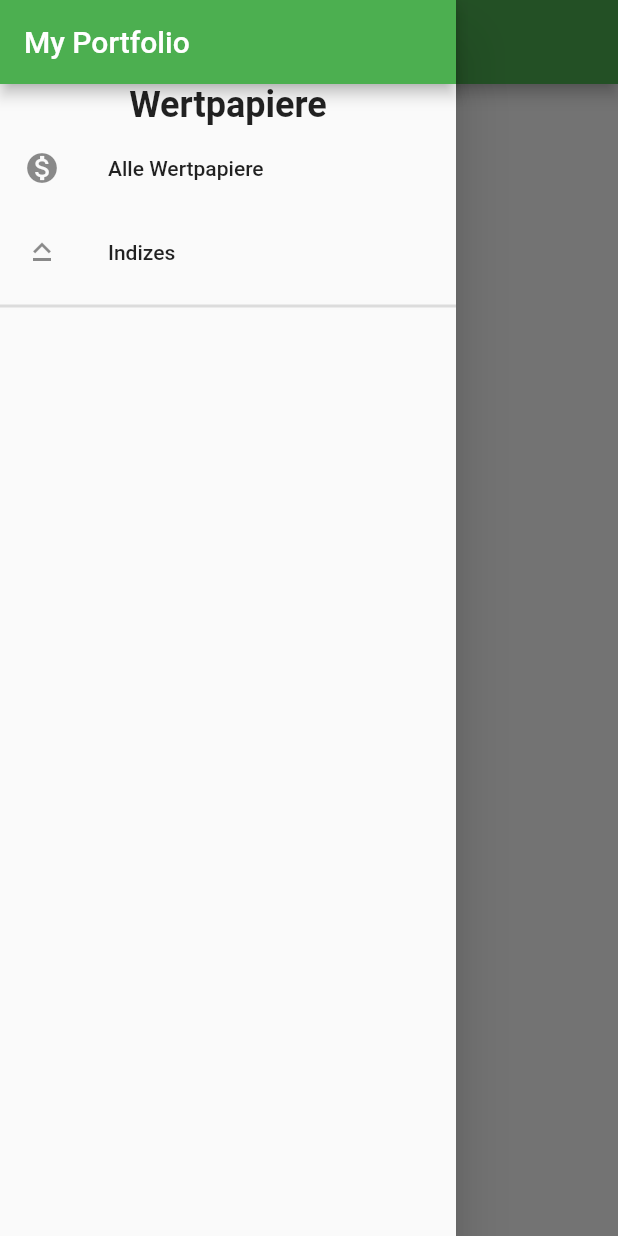
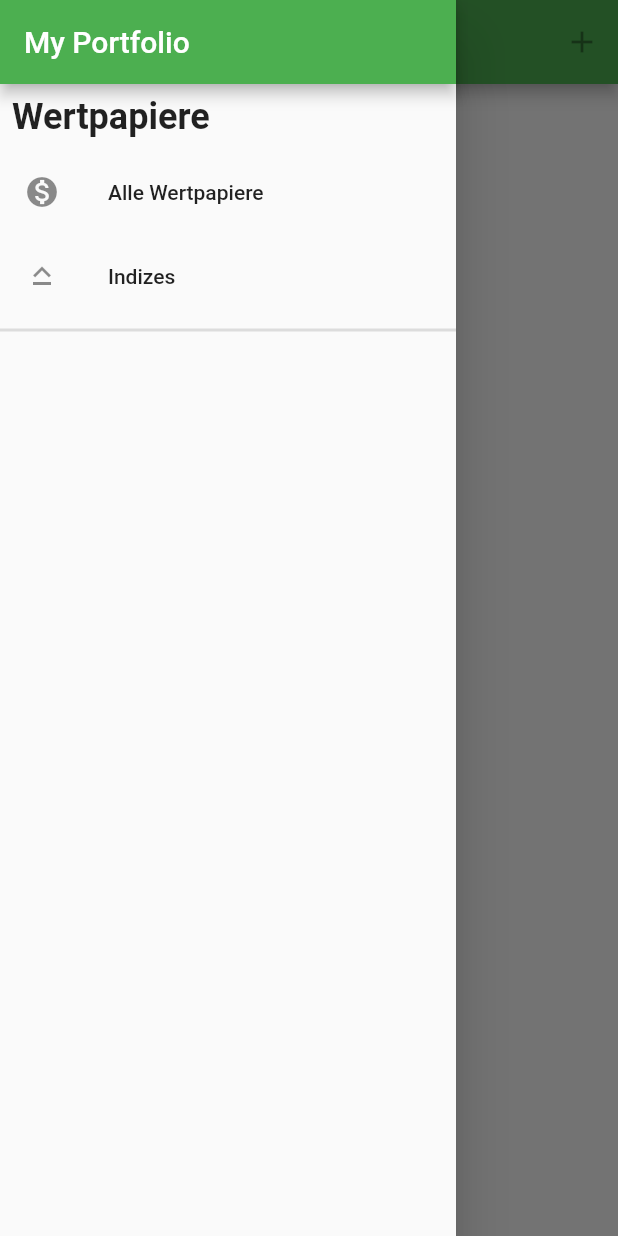
Before and after one commit to Giuspepe/my_portfolio, a Flutter app: the screen it shows after launch, with the side drawer open, on a phone screen of 412 x 824 dp. Run offline on Flutter 3.47's test engine with Material 2 defaults, Android fonts, the phone set to English and light mode, and no system bars; our stand-ins replace bloc, flutter_bloc.

Commit message:
begin implementation of add security screen

```diff
--- a/lib/BLoC/security_bloc.dart
+++ b/lib/BLoC/security_bloc.dart
@@ -25,7 +25,6 @@ class SecurityListBloc extends Bloc<SecurityListEvent, SecurityListState> {
 
   @override
   Stream<SecurityListState> mapEventToState(SecurityListEvent event) async* {
-    print('mapeventtostate $event');
     try {
       if (event is SecurityListFetchEvent) {
         yield SecurityListFetchingState();
--- a/lib/UI/screens/securities_screen.dart
+++ b/lib/UI/screens/securities_screen.dart
@@ -13,40 +13,61 @@ class SecuritiesScreen extends StatelessWidget {
 
   @override
   Widget build(BuildContext context) {
+    return BlocProvider(
+      create: (context) => SecurityListBloc(repository: Repository()),
+      child: BlocBuilder<SecurityListBloc, SecurityListState>(
+          builder: (context, state) {
         return Scaffold(
           appBar: AppBar(
-        title: Text('My Portfolio'),
+            title: Text('All Securities'),
+            actions: [
+              IconButton(
+                icon: Icon(Icons.add),
+                onPressed: state is SecurityListFetchedState
+                    ? () => Navigator.of(context).pushNamed('/securities/add')
+                    : null,
+              )
+            ],
           ),
           drawer: SideDrawer(),
-      body: SecuritiesList(),
+          body: SecuritiesList(state),
+        );
+      }),
     );
   }
 }
 
 class SecuritiesList extends StatelessWidget {
+  final SecurityListState state;
+
+  SecuritiesList(this.state);
+
   @override
   Widget build(BuildContext context) {
-    return BlocProvider(
-      create: (context) => SecurityListBloc(repository: Repository()),
-      child: BlocBuilder<SecurityListBloc, SecurityListState>(
-        builder: (context, state) {
-          print('Securities screen: $state');
     if (state is SecurityListUninitializedState) {
       context.bloc<SecurityListBloc>().add(SecurityListFetchEvent());
       return Container();
     } else if (state is SecurityListFetchingState) {
       return Center(child: CircularProgressIndicator());
     } else if (state is SecurityListFetchedState) {
+      return SecuritiesListView(state);
+    } else {
+      return Center(child: Text('An error occured.'));
+    }
+  }
+}
+
+class SecuritiesListView extends StatelessWidget {
+  final SecurityListFetchedState state;
+
+  SecuritiesListView(this.state);
+
+  @override
+  Widget build(BuildContext context) {
     return ListView.separated(
       itemCount: state.securities.length,
       itemBuilder: (ctx, i) => SecurityListTile(state.securities[i]),
       separatorBuilder: (context, index) => Divider(),
     );
-          } else {
-            return Center(child: Text('some other state'));
-          }
-        },
-      ),
-    );
   }
 }
--- a/lib/UI/widgets/side_drawer.dart
+++ b/lib/UI/widgets/side_drawer.dart
@@ -10,10 +10,13 @@ class SideDrawer extends StatelessWidget {
             title: Text('My Portfolio'),
             automaticallyImplyLeading: false,
           ),
-          Text(
-            'Wertpapiere',
-            style: TextStyle(fontWeight: FontWeight.bold, fontSize: 24),
-            textAlign: TextAlign.left,
+          Container(
+            padding: const EdgeInsets.all(8.0),
+            alignment: Alignment.centerLeft,
+            child: Text(
+              'Wertpapiere',
+              style: TextStyle(fontWeight: FontWeight.bold, fontSize: 24),
+            ),
           ),
           ListTile(
             leading: Icon(Icons.monetization_on),
--- a/lib/main.dart
+++ b/lib/main.dart
@@ -1,6 +1,7 @@
 import 'package:flutter/material.dart';
 
 import 'UI/screens/securities_screen.dart';
+import 'UI/screens/add_security_screen.dart';
 
 void main() {
   runApp(MyApp());
@@ -17,7 +18,7 @@ class MyApp extends StatelessWidget {
         visualDensity: VisualDensity.adaptivePlatformDensity,
       ),
       home: SecuritiesScreen(),
-      routes: {},
+      routes: {AddSecurityScreen.routeName: (ctx) => AddSecurityScreen()},
     );
   }
 }
--- a/pubspec.yaml
+++ b/pubspec.yaml
@@ -29,6 +29,7 @@ dependencies:
   intl: ^0.16.1
   equatable: ^1.2.0
   flutter_bloc: ^5.0.0
+  dropdown_formfield: ^0.1.2
 
 
   # The following adds the Cupertino Icons font to your application.
```
Also changed, not shown: lib/UI/screens/add_security_screen.dart (added, +25 -0 lines), lib/UI/widgets/add_security_form.dart (added, +163 -0 lines), pubspec.lock. Lines whose indentation alone changed are shown as unchanged.
